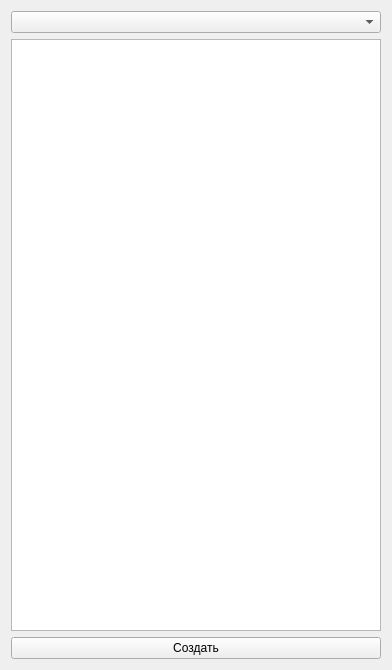
This is PolyQtTable.ui in Alxim/PolyQtTable as Qt 5 draws it before an edit. The edited form follows.
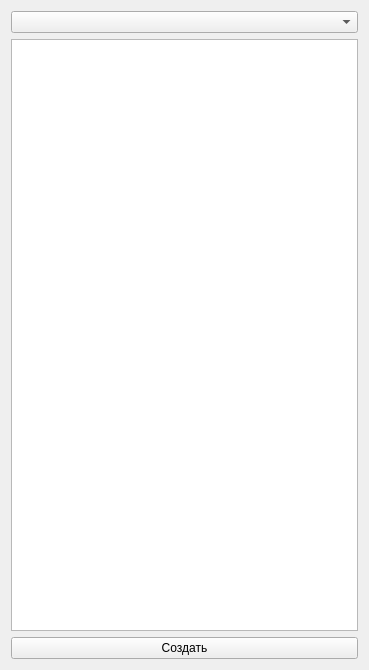
This is the edited form.

```diff
--- a/PolyQtTable.ui
+++ b/PolyQtTable.ui
@@ -6,7 +6,7 @@
    <rect>
     <x>0</x>
     <y>0</y>
-    <width>392</width>
+    <width>369</width>
     <height>670</height>
    </rect>
   </property>
```
Left out of the diff: 6 changed lines with no effect on the pictures.
